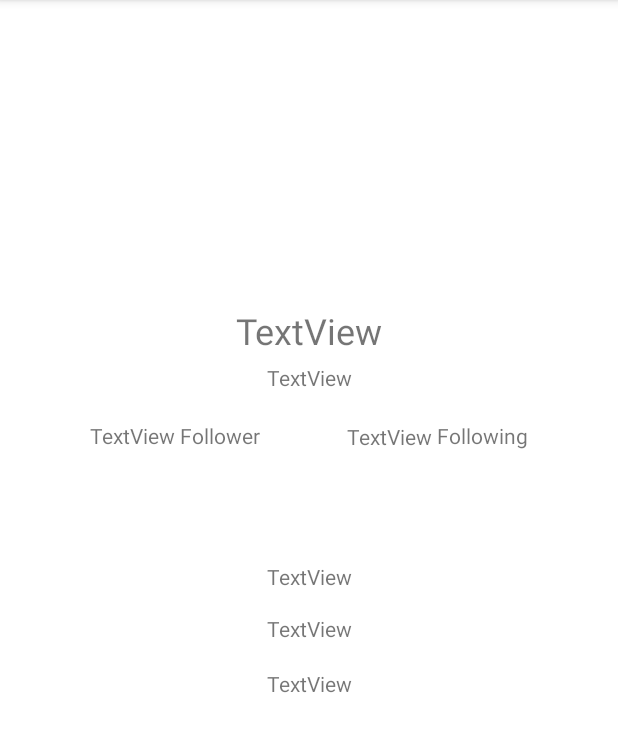
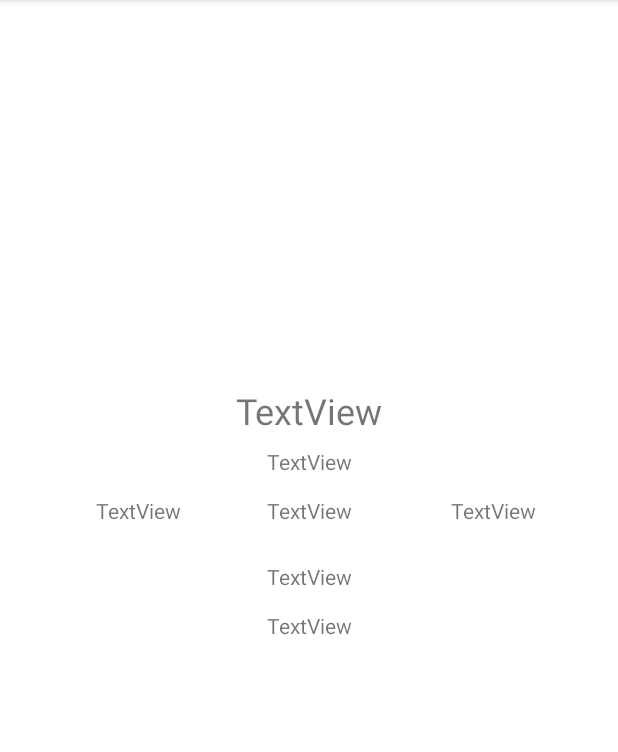
Before and after one commit to Ayahviramempesonah/MyDicoding, an Android app: the UserDetail screen opened directly, with no data from a screen before it, on a phone screen of 412 x 824 dp, the part 84-836 px from its top. Run offline under Robolectric (Android 15) with nearby library versions, the phone set to English and light mode, and no system bars; 9 statements that could not run were skipped.

Commit message:
fix detail user

```diff
--- a/Android/Belajar Fundamental Aplikasi Android/Submission 1/app/src/main/java/com/williamfelix/githubapps/UserDetail.kt
+++ b/Android/Belajar Fundamental Aplikasi Android/Submission 1/app/src/main/java/com/williamfelix/githubapps/UserDetail.kt
@@ -28,8 +28,8 @@ class UserDetail : AppCompatActivity() {
             .into(binding.imagesGithub)
         binding.nameGithub.text = user.name
         binding.usernameGithub.text = user.username
-        binding.follower.text = user.followers
-        binding.following.text = user.following
+        binding.follower.text =  "${user.followers} Follower"
+        binding.following.text =  "${user.following} Following"
         binding.repo.text = "${user.repository} Repository"
         binding.company.text = "Company : ${user.company} Repository"
         binding.location.text = "Location : ${user.location}"
--- a/Android/Belajar Fundamental Aplikasi Android/Submission 1/app/src/main/res/layout/activity_user_detail.xml
+++ b/Android/Belajar Fundamental Aplikasi Android/Submission 1/app/src/main/res/layout/activity_user_detail.xml
@@ -16,7 +16,7 @@
         app:layout_constraintHorizontal_bias="0.501"
         app:layout_constraintStart_toStartOf="parent"
         app:layout_constraintTop_toTopOf="parent"
-        app:layout_constraintVertical_bias="0.596" />
+        app:layout_constraintVertical_bias="0.544" />
 
     <TextView
         android:id="@+id/company"
@@ -27,104 +27,56 @@
         app:layout_constraintEnd_toEndOf="parent"
         app:layout_constraintHorizontal_bias="0.501"
         app:layout_constraintStart_toStartOf="parent"
-        app:layout_constraintTop_toTopOf="parent"
-        app:layout_constraintVertical_bias="0.547" />
-
-    <ImageView
-        android:id="@+id/images_github"
-        android:layout_width="0dp"
-        android:layout_height="0dp"
-        android:layout_marginStart="141dp"
-        android:layout_marginTop="100dp"
-        android:layout_marginEnd="142dp"
-        android:layout_marginBottom="3dp"
-        app:layout_constraintBottom_toTopOf="@+id/name_github"
-        app:layout_constraintEnd_toEndOf="parent"
-        app:layout_constraintHorizontal_bias="0.0"
-        app:layout_constraintStart_toStartOf="parent"
-        app:layout_constraintTop_toTopOf="parent"
-        tools:srcCompat="@tools:sample/avatars" />
+        app:layout_constraintTop_toTopOf="parent" />
 
     <TextView
         android:id="@+id/name_github"
         android:layout_width="wrap_content"
         android:layout_height="wrap_content"
-        android:layout_marginStart="177dp"
-        android:layout_marginTop="16dp"
-        android:layout_marginEnd="177dp"
-        android:layout_marginBottom="531dp"
         android:text="TextView"
         android:textSize="24sp"
         app:layout_constraintBottom_toBottomOf="parent"
         app:layout_constraintEnd_toEndOf="parent"
         app:layout_constraintStart_toStartOf="parent"
-        app:layout_constraintTop_toBottomOf="@+id/images_github"
-        app:layout_constraintVertical_bias="0.75" />
+        app:layout_constraintTop_toTopOf="parent"
+        app:layout_constraintVertical_bias="0.35" />
 
     <TextView
         android:id="@+id/username_github"
         android:layout_width="wrap_content"
         android:layout_height="wrap_content"
-        android:layout_marginStart="185dp"
-        android:layout_marginTop="5dp"
-        android:layout_marginEnd="185dp"
-        android:layout_marginBottom="509dp"
         android:text="TextView"
         app:layout_constraintBottom_toBottomOf="parent"
         app:layout_constraintEnd_toEndOf="parent"
+        app:layout_constraintHorizontal_bias="0.501"
         app:layout_constraintStart_toStartOf="parent"
-        app:layout_constraintTop_toBottomOf="@+id/name_github"
-        app:layout_constraintVertical_bias="0.0" />
+        app:layout_constraintTop_toTopOf="parent"
+        app:layout_constraintVertical_bias="0.398" />
+
+    <TextView
+        android:id="@+id/following"
+        android:layout_width="wrap_content"
+        android:layout_height="wrap_content"
+        android:text="TextView"
+        app:layout_constraintBottom_toBottomOf="parent"
+        app:layout_constraintEnd_toEndOf="parent"
+        app:layout_constraintHorizontal_bias="0.501"
+        app:layout_constraintStart_toStartOf="parent"
+        app:layout_constraintTop_toTopOf="parent"
+        app:layout_constraintVertical_bias="0.442" />
 
     <TextView
         android:id="@+id/follower"
         android:layout_width="wrap_content"
         android:layout_height="wrap_content"
-        android:layout_marginStart="60dp"
-        android:layout_marginTop="15dp"
-        android:layout_marginBottom="464dp"
         android:text="TextView"
 
         app:layout_constraintBottom_toBottomOf="parent"
+        app:layout_constraintEnd_toEndOf="parent"
+        app:layout_constraintHorizontal_bias="0.181"
         app:layout_constraintStart_toStartOf="parent"
-        app:layout_constraintTop_toBottomOf="@+id/username_github" />
-
-    <TextView
-        android:id="@+id/following"
-        android:layout_width="wrap_content"
-        android:layout_height="wrap_content"
-        android:layout_marginTop="15dp"
-        android:layout_marginEnd="3dp"
-        android:layout_marginBottom="463dp"
-        android:text="TextView"
-        app:layout_constraintBottom_toBottomOf="parent"
-        app:layout_constraintEnd_toStartOf="@+id/textView7"
-        app:layout_constraintTop_toBottomOf="@+id/username_github" />
-
-    <TextView
-        android:id="@+id/textView7"
-        android:layout_width="wrap_content"
-        android:layout_height="wrap_content"
-        android:layout_marginTop="15dp"
-        android:layout_marginEnd="60dp"
-        android:layout_marginBottom="464dp"
-        android:text="Following"
-        app:layout_constraintBottom_toBottomOf="parent"
-        app:layout_constraintEnd_toEndOf="parent"
-        app:layout_constraintTop_toBottomOf="@+id/username_github"
-        app:layout_constraintVertical_bias="0.52" />
-
-    <TextView
-        android:id="@+id/textView10"
-        android:layout_width="wrap_content"
-        android:layout_height="wrap_content"
-        android:layout_marginStart="3dp"
-        android:layout_marginTop="15dp"
-        android:layout_marginBottom="464dp"
-        android:text="Follower"
-        app:layout_constraintBottom_toBottomOf="parent"
-        app:layout_constraintStart_toEndOf="@+id/follower"
-        app:layout_constraintTop_toBottomOf="@+id/username_github" />
+        app:layout_constraintTop_toTopOf="parent"
+        app:layout_constraintVertical_bias="0.442" />
 
     <TextView
         android:id="@+id/repo"
@@ -133,8 +85,22 @@
         android:text="TextView"
         app:layout_constraintBottom_toBottomOf="parent"
         app:layout_constraintEnd_toEndOf="parent"
+        app:layout_constraintHorizontal_bias="0.847"
         app:layout_constraintStart_toStartOf="parent"
-        app:layout_constraintTop_toTopOf="parent" />
+        app:layout_constraintTop_toTopOf="parent"
+        app:layout_constraintVertical_bias="0.442" />
+
+    <ImageView
+        android:id="@+id/images_github"
+        android:layout_width="0dp"
+        android:layout_height="150dp"
+        app:layout_constraintBottom_toBottomOf="parent"
+        app:layout_constraintEnd_toEndOf="parent"
+        app:layout_constraintHorizontal_bias="0.0"
+        app:layout_constraintStart_toStartOf="parent"
+        app:layout_constraintTop_toTopOf="parent"
+        app:layout_constraintVertical_bias="0.101"
+        tools:srcCompat="@tools:sample/avatars" />
 
 
 </androidx.constraintlayout.widget.ConstraintLayout>
```
